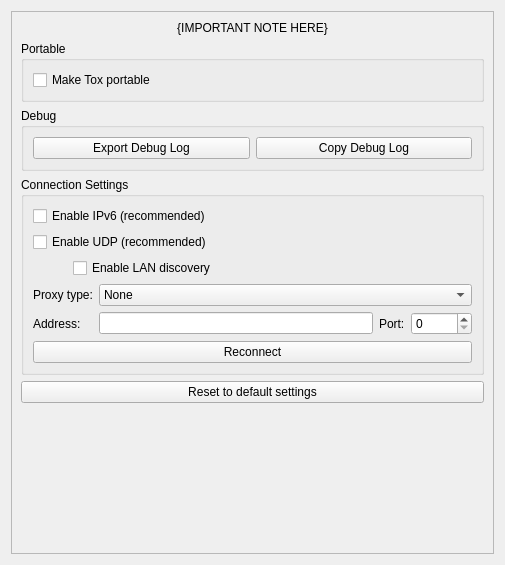
Above: src/widget/form/settings/advancedsettings.ui from qTox/qTox before the change. Below: the same form after it.
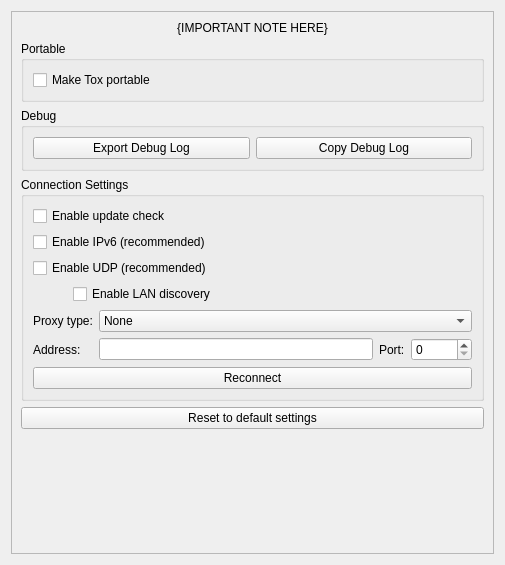
That is the form after the change. Custom widgets are drawn as their Qt base class.

Commit message:
feat(ui): add update notification enabled with -DUPDATE_CHECK
Fix #5335

Diff of the .ui file:
```diff
--- a/src/widget/form/settings/advancedsettings.ui
+++ b/src/widget/form/settings/advancedsettings.ui
@@ -104,6 +104,13 @@
           </property>
           <item>
            <layout class="QVBoxLayout" name="verticalLayout_5">
+            <item>
+             <widget class="QCheckBox" name="cbEnableUpdateCheck">
+              <property name="text">
+               <string extracomment="Text on a checkbox to enable automatic update check">Enable update check</string>
+              </property>
+             </widget>
+            </item>
             <item>
              <widget class="QCheckBox" name="cbEnableIPv6">
               <property name="text">
```
The commit also changes 23 other files.
